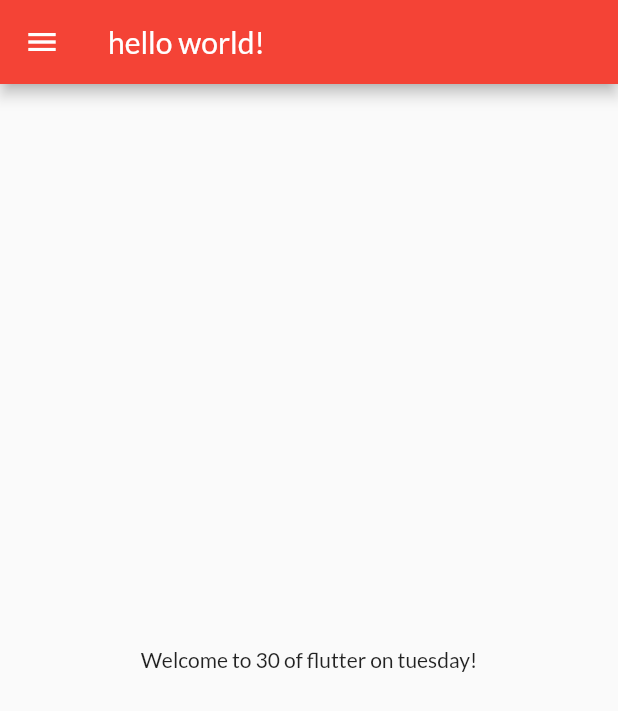
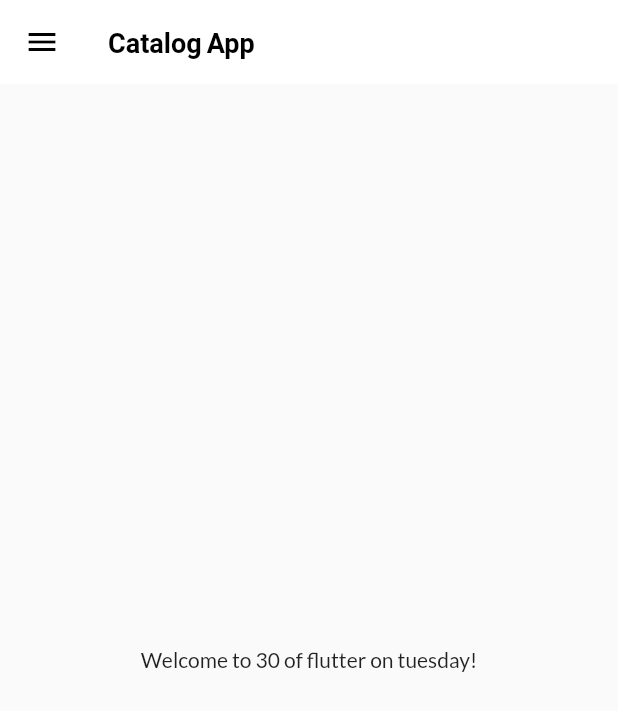
Before and after one commit to Decode749/60daysOfFlutter, a Flutter app: the screen it shows after launch, on a phone screen of 412 x 824 dp. Shown: the top 711 px of the screen. Run offline on Flutter 3.47's test engine with Material 2 defaults, Android fonts, the phone set to English and light mode, and no system bars; our stand-ins replace google_fonts.

Commit message:
themes extracted

```diff
--- a/flutter_catalog/lib/main.dart
+++ b/flutter_catalog/lib/main.dart
@@ -1,7 +1,11 @@
+// ignore_for_file: deprecated_member_use
+
+
 import 'package:flutter/material.dart';
 import 'package:flutter_catalog/pages/home_page.dart';
 import 'package:flutter_catalog/pages/login_page.dart';
-import 'package:google_fonts/google_fonts.dart';
+import 'package:flutter_catalog/widgets/themes.dart';
+// import 'package:google_fonts/google_fonts.dart';
 import 'package:flutter_catalog/utils/routes.dart';
 
 
@@ -19,13 +23,10 @@ class MyApp extends StatelessWidget {
 
     return MaterialApp(
       themeMode: ThemeMode.light,
-      theme: ThemeData(
-        primarySwatch: Colors.red,
-        fontFamily: GoogleFonts.lato().fontFamily,
-      ),
-      darkTheme: ThemeData(
-        brightness:Brightness.dark,
-      ),
+
+      theme: Mytheme.lightTheme(context),
+      darkTheme: Mytheme.darkTheme(context),
+
       debugShowCheckedModeBanner: false,
       initialRoute: MyRoutes.homeRoute,
 
--- a/flutter_catalog/lib/pages/home_page.dart
+++ b/flutter_catalog/lib/pages/home_page.dart
@@ -13,7 +13,9 @@ class HOMEPAGE extends StatelessWidget {
     return Scaffold(
       appBar: AppBar(
         // ignore: prefer_const_constructors
-        title: Text("hello world!"),
+        title: Text(
+          "Catalog App",
+          ),
       ),
         body: Center(
         // ignore: avoid_unnecessary_containers
--- /dev/null
+++ b/flutter_catalog/lib/widgets/themes.dart
@@ -0,0 +1,32 @@
+import 'package:flutter/material.dart';
+import 'package:google_fonts/google_fonts.dart';
+
+class Mytheme{
+  static ThemeData lightTheme(BuildContext context) =>
+  ThemeData(
+        primarySwatch: Colors.red,
+        fontFamily: GoogleFonts.lato().fontFamily,
+        // ignore: prefer_const_constructors
+        appBarTheme: AppBarTheme(
+          color: Colors.white,
+          elevation: 0.0,
+          // ignore: prefer_const_constructors
+          iconTheme: IconThemeData(
+          color: Colors.black,
+          ),
+
+        // ignore: prefer_const_constructors
+        titleTextStyle : TextStyle(
+          color:Colors.black,
+          fontWeight:FontWeight.bold,
+          fontSize:18,
+        )
+        )
+      );
+
+      static ThemeData darkTheme(BuildContext context) =>
+      ThemeData(
+        brightness:Brightness.dark,
+      );
+
+}
```
